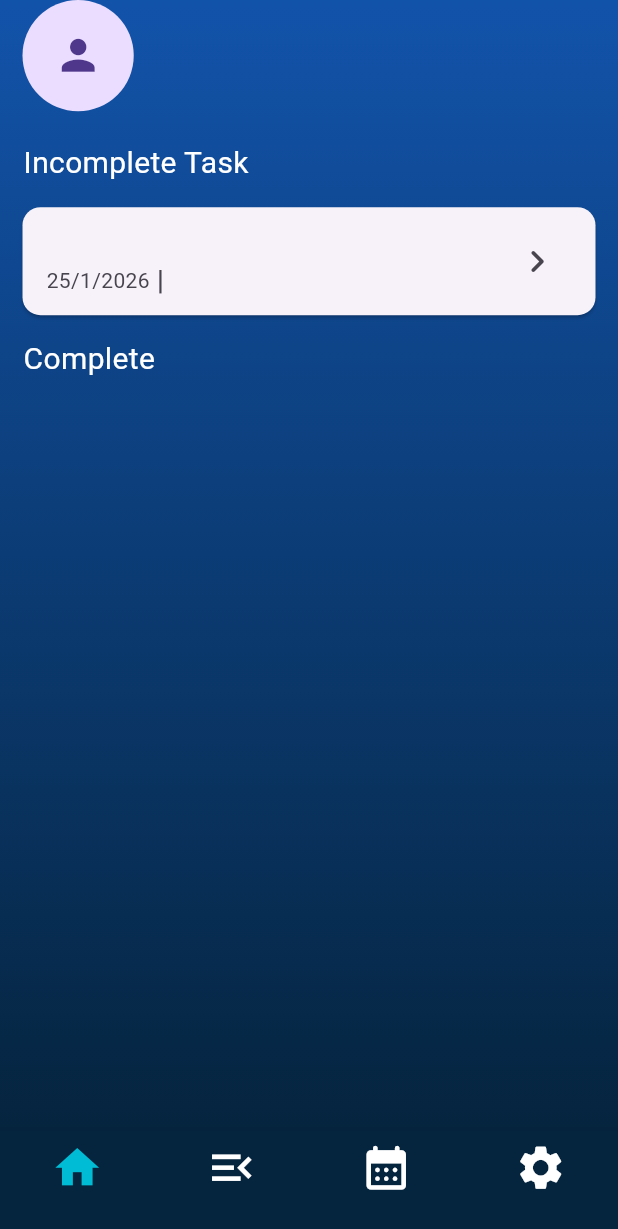
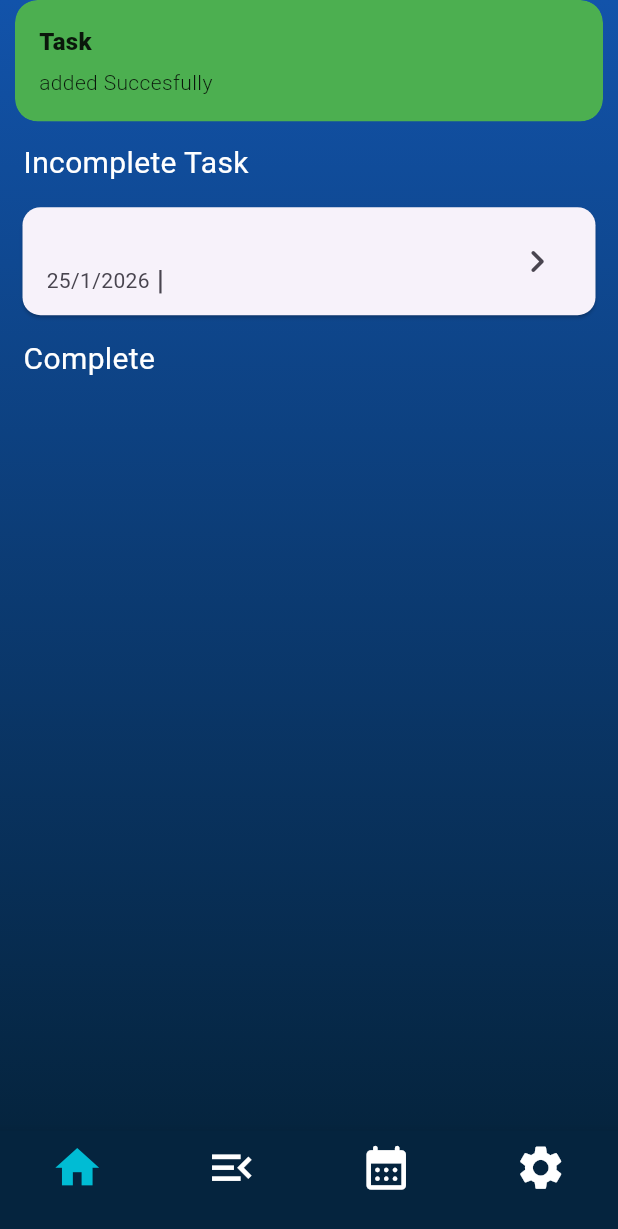
Before and after one commit to MuhammadAnas323/TodoApp1, a Flutter app: the CalenderPage screen opened directly, after a tap on "Submit", on a phone screen of 412 x 824 dp. Shown: the top 1229 px of the screen. Run offline on Flutter 3.47's test engine with Material 3 defaults, Android fonts, the phone set to English and light mode, and no system bars; our stand-ins replace cloud_firestore, firebase_auth, firebase_core, flutter_dotenv, get, image_picker and 3 more; accounts and stored records are empty.

Commit message:
using GetX

```diff
--- a/lib/calender .dart
+++ b/lib/calender .dart
@@ -89,9 +89,9 @@ class _CalenderPageState extends State<CalenderPage> {
                 onFormatChanged: onFormatChange,
               ),
             ),
-            const SizedBox(height: 60,),
+            SizedBox(height: 60,),
             Container(height: 110, width: 390,
-              decoration: const BoxDecoration(
+              decoration: BoxDecoration(
                 borderRadius: BorderRadius.all(Radius.circular(5)),
                 color: Colors.white,
               ),
@@ -100,7 +100,7 @@ class _CalenderPageState extends State<CalenderPage> {
                 children: [
                   Row(
                     children: [
-                      const Padding(
+                      Padding(
                         padding: EdgeInsets.only(left: 13),
                         child: Text("Set Task For",
                           style: TextStyle(fontSize: 17,fontWeight: .w600),),
@@ -110,7 +110,7 @@ class _CalenderPageState extends State<CalenderPage> {
                           controller: TaskDate,
                           readOnly: true,
                           textAlign: TextAlign.start,
-                          style: const TextStyle(color: Colors.black,
+                          style: TextStyle(color: Colors.black,
                               fontWeight: FontWeight.bold),
                           decoration: InputDecoration(border: OutlineInputBorder(borderSide: .none),
                             filled: true,
@@ -163,7 +163,11 @@ class _CalenderPageState extends State<CalenderPage> {
                                 .collection("user")
                                 .doc(userId).collection('task').doc(docId)
                                 .set(newTask.toJson());
-                           Get.off(()=>Bottomnavigationbarscreen());
+                           Get.snackbar("Task","added Succesfully",backgroundColor: Colors.green);
+                            Navigator.pushReplacement(
+                              context,
+                              MaterialPageRoute(builder: (context) =>Bottomnavigationbarscreen ()),
+                            );
                           } catch (e) {
                             ScaffoldMessenger.of(context).showSnackBar(
                               SnackBar(content: Text("Task Adding Field")),
```
